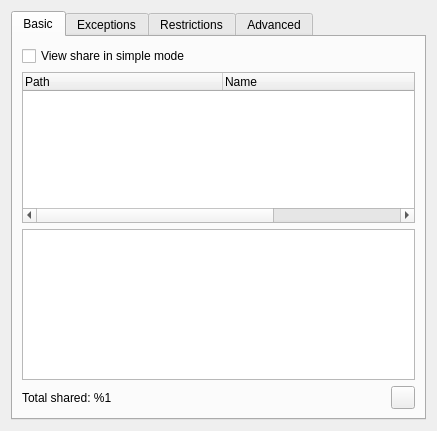
This is eiskaltdcpp/ui/UISettingsSharing.ui in eiskaltdcpp/eiskaltdcpp as Qt 5 draws it before an edit. The edited form follows.
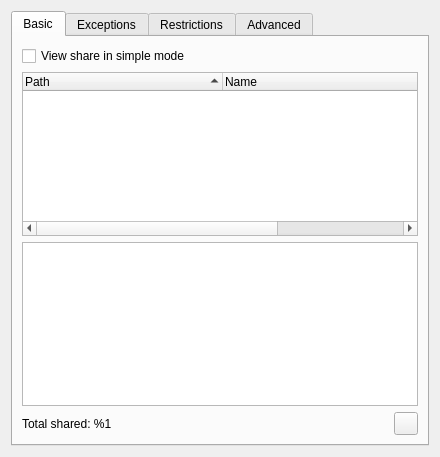
This is the edited form.

```diff
--- a/eiskaltdcpp/ui/UISettingsSharing.ui
+++ b/eiskaltdcpp/ui/UISettingsSharing.ui
@@ -6,8 +6,8 @@
    <rect>
     <x>0</x>
     <y>0</y>
-    <width>437</width>
-    <height>388</height>
+    <width>440</width>
+    <height>457</height>
    </rect>
   </property>
   <property name="windowTitle">
@@ -48,6 +48,9 @@
          <property name="itemsExpandable">
           <bool>false</bool>
          </property>
+         <property name="sortingEnabled">
+          <bool>true</bool>
+         </property>
          <property name="expandsOnDoubleClick">
           <bool>false</bool>
          </property>
```
